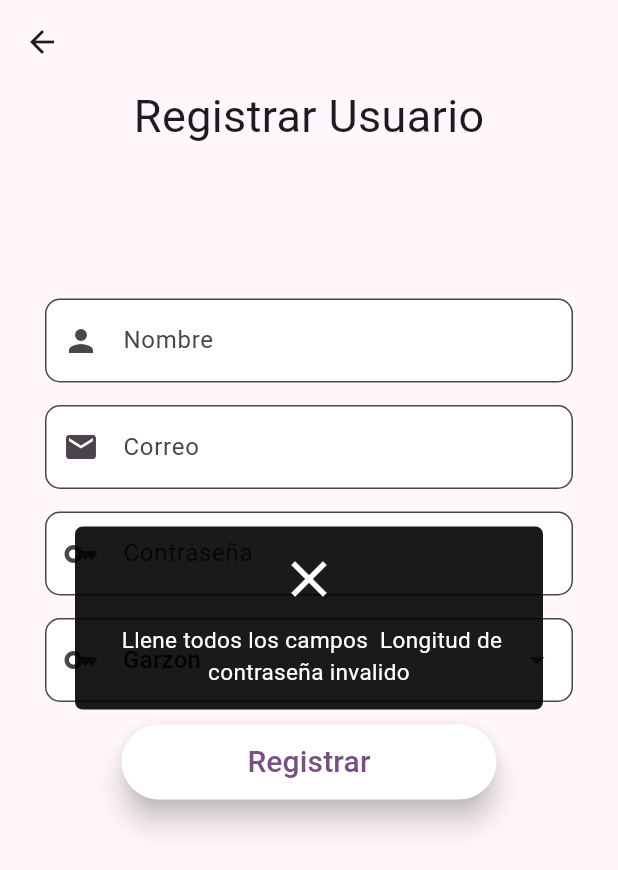
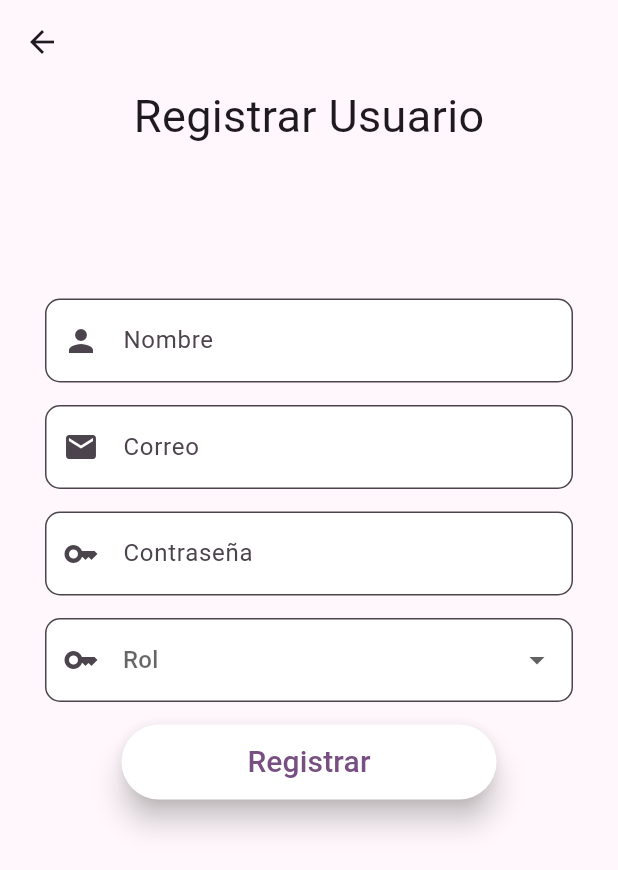
Before and after one commit to endors-toi/grupaso-pedidos, a Flutter app: the RegistrarUsuarioPage screen opened directly, after a tap on "Registrar", on a phone screen of 412 x 824 dp. Shown: the top 870 px of the screen. Run offline on Flutter 3.47's test engine with Material 3 defaults, Android fonts, the light colour scheme and no system bars; our stand-ins replace cloud_firestore, firebase_core, flutter_easyloading, flutter_feather_icons, material_design_icons_flutter; accounts and stored records are empty.

Commit message:
Revert "GP-3"
This reverts commit dfb8e41867e649a9e106db3f67e6cea941069e1f.

```diff
--- a/lib/pages/administrador/registrar_usuario_page.dart
+++ b/lib/pages/administrador/registrar_usuario_page.dart
@@ -1,5 +1,4 @@
 import 'package:flutter/material.dart';
-import 'package:grupaso_pedidos/utils.dart';
 
 class RegistrarUsuarioPage extends StatefulWidget {
   const RegistrarUsuarioPage({super.key});
@@ -12,17 +11,13 @@ class _RegistrarUsuarioPageState extends State<RegistrarUsuarioPage> {
   TextEditingController nombre = TextEditingController();
   TextEditingController correo = TextEditingController();
   TextEditingController contrasena = TextEditingController();
-  String? rol = 'GARZON';
-  String msgError = '';
-  bool error = false;
-  List<Usuario> Usuarios = [];
+  String? rol;
 
   @override
   Widget build(BuildContext context) {
     return Scaffold(
       appBar: AppBar(),
-      body: SingleChildScrollView(
-        child: Container(
+      body: Container(
         child: Center(
           child: Column(
             children: [
@@ -89,7 +84,6 @@ class _RegistrarUsuarioPageState extends State<RegistrarUsuarioPage> {
                           borderRadius: BorderRadius.circular(10.0),
                           dropdownColor: Colors.white,
                           hint: Text('Rol'),
-                            value: 'GARZON',
                           decoration: InputDecoration(
                             prefixIcon: Icon(Icons.key),
                             border: OutlineInputBorder(
@@ -121,40 +115,8 @@ class _RegistrarUsuarioPageState extends State<RegistrarUsuarioPage> {
                         fixedSize: Size(250, 50),
                       ),
                       onPressed: () {
-                          if (contrasena.text.length == 0 ||
-                              correo.text.length == 0 ||
-                              nombre.text.length == 0) {
-                            msgError = msgError + " Llene todos los campos ";
-                            error = true;
-                          }
-
-                          if (contrasena.text.length < 9) {
-                            msgError =
-                                msgError + " Longitud de contraseña invalido ";
-                            error = true;
-                          }
-
-                          for (Usuario userantiwo in Usuarios) {
-                            if (userantiwo._correo == correo.text) {
-                              msgError = msgError + " Cuenta ya creada ";
-                              error = true;
-                            }
-                          }
-
-                          if (error == false) {
-                            Usuario user = new Usuario();
-                            user._correo = correo.text;
-                            user._nombre = nombre.text;
-                            user._contrasena = contrasena.text;
-                            user._rol = rol!;
-
-                            Usuarios.add(user);
-                          } else {
-                            easyError(msgError);
-                          }
-                          msgError = '';
-                          error = false;
-                          print(Usuarios);
+                        print(nombre.text);
+                        print(rol);
                       },
                       child: Text("Registrar",
                           style: TextStyle(
@@ -168,25 +130,6 @@ class _RegistrarUsuarioPageState extends State<RegistrarUsuarioPage> {
           ),
         ),
       ),
-      ),
     );
   }
 }
-
-class Usuario {
-  String _nombre;
-  String _correo;
-  String _contrasena;
-  String _rol;
-
-  Usuario({nombre = '', correo = '', contrasena = '', rol = ''})
-      : _nombre = nombre,
-        _correo = correo,
-        _contrasena = contrasena,
-        _rol = rol;
-
-  String get nombre => this._nombre;
-  String get correo => this._correo;
-  String get contrasena => this._contrasena;
-  String get rol => this._rol;
-}
--- a/lib/pages/caja_page.dart
+++ b/lib/pages/caja_page.dart
@@ -108,7 +108,7 @@ class _CajaPageState extends State<CajaPage> {
                     TableCell(
                       child: Padding(
                         padding: const EdgeInsets.all(8.0),
-                        child: Text('Pagar',
+                        child: Text('Editar',
                             style: TextStyle(fontWeight: FontWeight.bold)),
                       ),
                     ),
@@ -155,7 +155,7 @@ class _CajaPageState extends State<CajaPage> {
                                 borderRadius: BorderRadius.circular(8.0),
                               ),
                               child: IconButton(
-                                icon: Icon(Icons.monetization_on_outlined,
+                                icon: Icon(Icons.refresh,
                                     color: Colors.white), // Icono blanco
                                 onPressed: () {
                                   _cambiarEstado(pedido['id']!);
```
Lines whose indentation alone changed are shown as unchanged.
